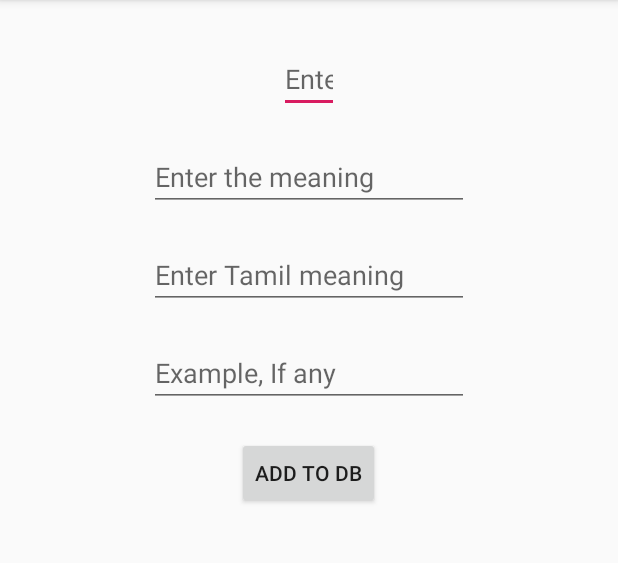
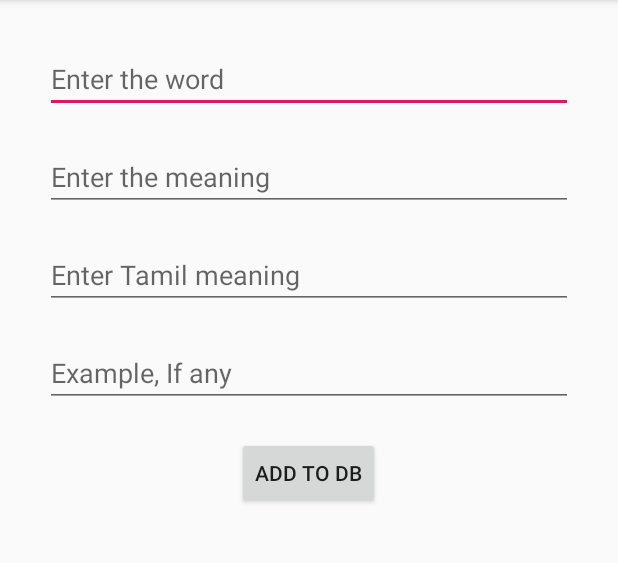
Before and after one commit to iamvickyav/VocaBuilder, an Android app: the AddActivity screen opened directly, with no data from a screen before it, on a phone screen of 412 x 824 dp, the part 84-647 px from its top. Run offline under Robolectric (Android 15) with nearby library versions, the phone set to English and light mode, and no system bars; our stand-ins replace Firebase (no records; nobody signed in at launch, a user with empty details on screens opened directly).

Commit message:
Alignment changes in UI

```diff
--- a/app/src/main/res/layout/activity_add.xml
+++ b/app/src/main/res/layout/activity_add.xml
@@ -7,49 +7,57 @@
 
     <EditText
         android:id="@+id/word"
-        android:layout_width="40dp"
+        android:layout_width="match_parent"
         android:layout_height="wrap_content"
         android:layout_marginTop="30dp"
+        android:layout_marginStart="30dp"
+        android:layout_marginEnd="30dp"
         android:ems="10"
         android:layout_centerHorizontal="true"
         android:inputType="textPersonName"
-        android:hint="Enter the word"
+        android:hint="@string/enter_the_word"
         android:text="" />
 
     <EditText
         android:id="@+id/meaning"
-        android:layout_width="wrap_content"
+        android:layout_width="match_parent"
         android:layout_height="wrap_content"
         android:layout_below="@id/word"
         android:ems="10"
         android:layout_marginTop="20dp"
+        android:layout_marginStart="30dp"
+        android:layout_marginEnd="30dp"
         android:layout_centerHorizontal="true"
         android:inputType="textPersonName"
-        android:hint="Enter the meaning"
+        android:hint="@string/enter_the_meaning"
         android:text="" />
 
     <EditText
         android:id="@+id/tamil"
-        android:layout_width="wrap_content"
+        android:layout_width="match_parent"
         android:layout_height="wrap_content"
         android:layout_below="@id/meaning"
         android:ems="10"
         android:layout_marginTop="20dp"
+        android:layout_marginStart="30dp"
+        android:layout_marginEnd="30dp"
         android:layout_centerHorizontal="true"
         android:inputType="textPersonName"
-        android:hint="Enter Tamil meaning"
+        android:hint="@string/enter_tamil_meaning"
         android:text="" />
 
     <EditText
         android:id="@+id/example"
-        android:layout_width="wrap_content"
+        android:layout_width="match_parent"
         android:layout_height="wrap_content"
         android:layout_below="@id/tamil"
         android:ems="10"
         android:layout_marginTop="20dp"
+        android:layout_marginStart="30dp"
+        android:layout_marginEnd="30dp"
         android:layout_centerHorizontal="true"
         android:inputType="textPersonName"
-        android:hint="Example, If any"
+        android:hint="@string/example_if_any"
         android:text="" />
 
     <Button
@@ -59,6 +67,6 @@
         android:layout_below="@id/example"
         android:layout_marginTop="20dp"
         android:layout_centerHorizontal="true"
-        android:text="Add to DB" />
+        android:text="@string/add_to_db" />
 
 </RelativeLayout>
--- a/app/src/main/res/layout/activity_main.xml
+++ b/app/src/main/res/layout/activity_main.xml
@@ -15,7 +15,7 @@
         android:layout_gravity="top"
         android:layout_marginTop="100dp"
         android:textSize="30sp"
-        android:text="VocaBuilder" />
+        android:text="@string/vocabuilder" />
 
 
     <LinearLayout
@@ -28,17 +28,19 @@
             android:id="@+id/viewButton"
             android:gravity="center"
             android:layout_width="0dp"
+            android:layout_margin="30dp"
             android:layout_height="wrap_content"
             android:layout_weight="1"
-            android:text="View" />
+            android:text="@string/view" />
 
         <Button
             android:id="@+id/addButton"
             android:gravity="center"
             android:layout_width="0dp"
+            android:layout_margin="30dp"
             android:layout_height="wrap_content"
             android:layout_weight="1"
-            android:text="Add" />
+            android:text="@string/add" />
 
     </LinearLayout>
 
--- a/app/src/main/res/values/strings.xml
+++ b/app/src/main/res/values/strings.xml
@@ -1,3 +1,11 @@
 <resources>
     <string name="app_name">VocaBuilder</string>
+    <string name="vocabuilder">VocaBuilder</string>
+    <string name="view">View</string>
+    <string name="add">Add</string>
+    <string name="enter_the_word">Enter the word</string>
+    <string name="enter_the_meaning">Enter the meaning</string>
+    <string name="enter_tamil_meaning">Enter Tamil meaning</string>
+    <string name="example_if_any">Example, If any</string>
+    <string name="add_to_db">Add to DB</string>
 </resources>
```
